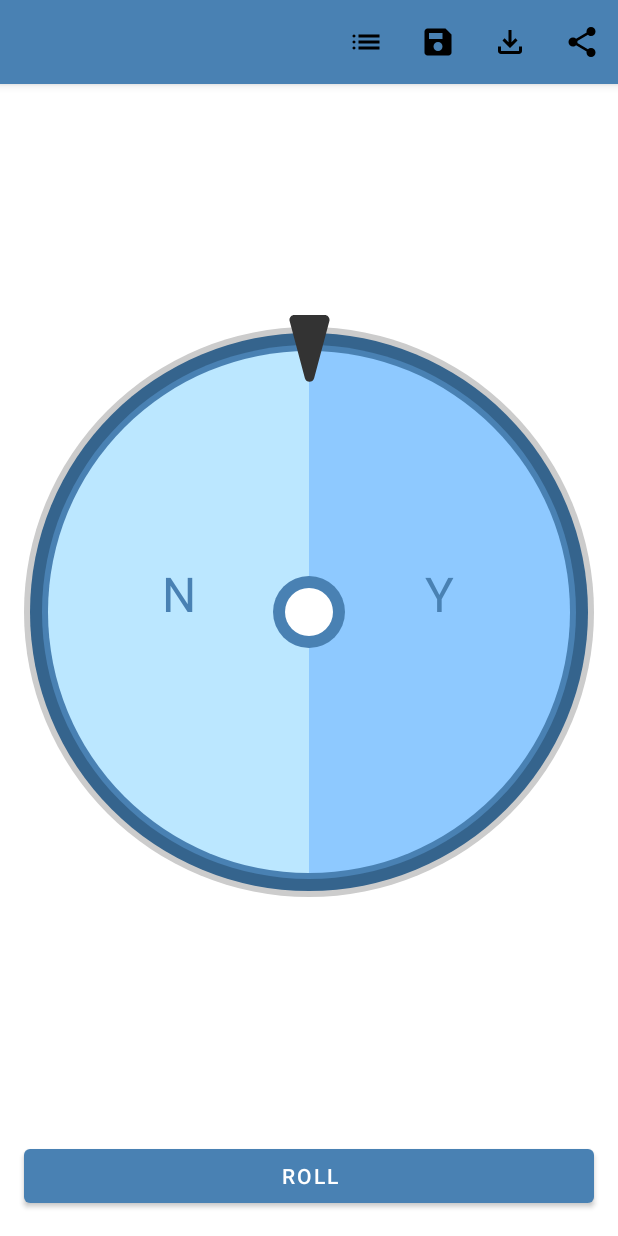
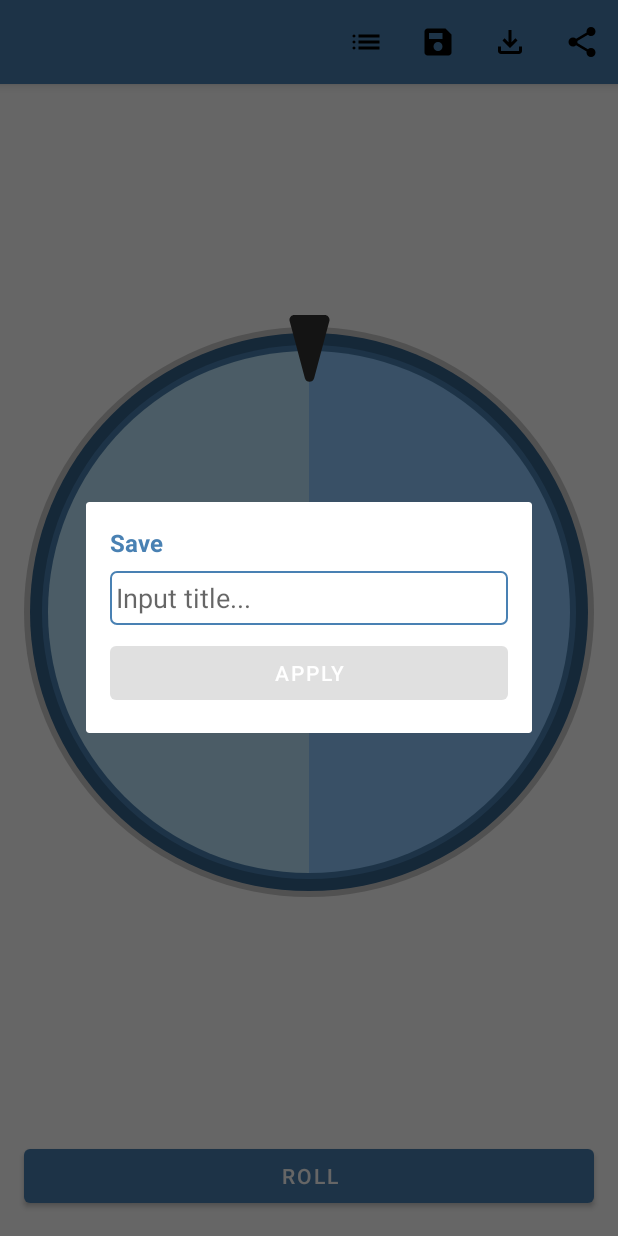
Before and after one commit to YelanJeon/FortuneWheel, an Android app: the screen it shows after launch (MainActivity), after a tap on "Save", on a phone screen of 412 x 824 dp. Run offline under Robolectric (Android 15) with nearby library versions, the phone set to English and light mode, and no system bars; our stand-ins replace Room's generated code.

Commit message:
V3 코드 정리 저장-불러오기 기능 구현

```diff
--- a/app/src/main/java/com/lanhee/fortunewheel/screen/ChangeDialog.kt
+++ b/app/src/main/java/com/lanhee/fortunewheel/screen/InputDialog.kt
@@ -5,17 +5,16 @@ import android.content.Context
 import android.os.Bundle
 import android.text.Editable
 import android.text.TextWatcher
-import android.view.ViewGroup
-import com.google.android.material.chip.Chip
-import com.lanhee.fortunewheel.databinding.DlgChangeItemBinding
+import com.lanhee.fortunewheel.databinding.DlgInputBinding
 import com.lanhee.fortunewheel.utils.Utils
 
-class ChangeDialog(context: Context) : Dialog(context) {
-    var defaultText: String? = null
-    val binding by lazy { DlgChangeItemBinding.inflate(layoutInflater) }
-    var listener: OnChangeInput? = null
+class InputDialog(context: Context) : Dialog(context) {
+    var title: String? = null
+    var hintText: String? = null
+    val binding by lazy { DlgInputBinding.inflate(layoutInflater) }
+    var listener: OnInputText? = null
 
-    interface OnChangeInput {
+    interface OnInputText {
         fun onChanged(text: String)
     }
 
@@ -28,11 +27,11 @@ class ChangeDialog(context: Context) : Dialog(context) {
             it.attributes.width = (Utils.getScreenWidth(context) * 0.8f).toInt()
         }
 
-        defaultText?.let {
-            binding.etChangeInput.hint = defaultText
-        }
+        title?.let { binding.tvDlgTitle.text = it }
 
-        binding.etChangeInput.addTextChangedListener(object : TextWatcher {
+        hintText?.let {binding.etInput.hint = it }
+
+        binding.etInput.addTextChangedListener(object : TextWatcher {
             override fun beforeTextChanged(p0: CharSequence?, p1: Int, p2: Int, p3: Int) { }
 
             override fun onTextChanged(p0: CharSequence?, p1: Int, p2: Int, p3: Int) { }
@@ -43,7 +42,7 @@ class ChangeDialog(context: Context) : Dialog(context) {
         })
 
         binding.btnApply.setOnClickListener {
-            listener?.onChanged(binding.etChangeInput.text.toString())
+            listener?.onChanged(binding.etInput.text.toString())
             dismiss()
         }
     }
--- a/app/src/main/res/layout/activity_main.xml
+++ b/app/src/main/res/layout/activity_main.xml
@@ -13,6 +13,7 @@
         android:textColor="@color/primary"
         android:textSize="32dp"
         android:textStyle="bold"
+        android:gravity="center"
         app:layout_constraintStart_toStartOf="parent"
         app:layout_constraintEnd_toEndOf="parent"
         app:layout_constraintTop_toTopOf="parent"
--- /dev/null
+++ b/app/src/main/res/layout/dlg_input.xml
@@ -0,0 +1,44 @@
+<?xml version="1.0" encoding="utf-8"?>
+<androidx.constraintlayout.widget.ConstraintLayout xmlns:android="http://schemas.android.com/apk/res/android"
+    android:layout_width="match_parent"
+    android:layout_height="wrap_content"
+    android:padding="16dp"
+    xmlns:app="http://schemas.android.com/apk/res-auto" >
+
+    <TextView
+        android:id="@+id/tv_dlg_title"
+        android:layout_width="wrap_content"
+        android:layout_height="wrap_content"
+        android:text="@string/title_changeItem"
+        android:textColor="@color/primary"
+        android:textSize="16dp"
+        android:textStyle="bold"
+        app:layout_constraintStart_toStartOf="parent"
+        app:layout_constraintTop_toTopOf="parent"
+        />
+    <EditText
+        android:id="@+id/et_input"
+        android:layout_width="0dp"
+        android:layout_height="36dp"
+        android:layout_marginTop="8dp"
+        android:maxLines="1"
+        android:textColor="@color/primary"
+        android:background="@drawable/bg_edittext"
+        app:layout_constraintStart_toStartOf="parent"
+        app:layout_constraintEnd_toEndOf="parent"
+        app:layout_constraintTop_toBottomOf="@id/tv_dlg_title" />
+
+    <Button
+        android:id="@+id/btn_apply"
+        android:layout_width="0dp"
+        android:layout_height="wrap_content"
+        android:layout_marginTop="8dp"
+        android:enabled="false"
+        android:text="@string/action_apply"
+        android:textColor="#FFF"
+        app:layout_constraintStart_toStartOf="parent"
+        app:layout_constraintEnd_toEndOf="parent"
+        app:layout_constraintTop_toBottomOf="@id/et_input"
+        />
+
+</androidx.constraintlayout.widget.ConstraintLayout>
--- a/app/src/main/res/values/strings.xml
+++ b/app/src/main/res/values/strings.xml
@@ -11,4 +11,9 @@
     <string name="action_reset">Reset</string>
     <string name="text_isSelected">is Selected!!</string>
     <string name="title_changeItem">Change Item</string>
+    <string name="title_save">Save</string>
+    <string name="text_save_hint">Input title...</string>
+    <string name="title_load">Load</string>
+    <string name="action_delete">Delete</string>
+    <string name="text_empty_save">No item saved</string>
 </resources>
```
Also changed, not shown: app/build.gradle (+11 -0 lines), app/src/main/java/com/lanhee/fortunewheel/data/SaveConverters.kt (added, +12 -0 lines), app/src/main/java/com/lanhee/fortunewheel/data/SaveDao.kt (added, +18 -0 lines), app/src/main/java/com/lanhee/fortunewheel/data/SaveData.kt (added, +16 -0 lines), app/src/main/java/com/lanhee/fortunewheel/screen/ListDialog.kt (+0 -7 lines), app/src/main/java/com/lanhee/fortunewheel/screen/LoadDialog.kt (added, +125 -0 lines), app/src/main/java/com/lanhee/fortunewheel/screen/MainActivity.kt (+73 -21 lines), app/src/main/java/com/lanhee/fortunewheel/utils/AppDatabase.kt (added, +33 -0 lines), app/src/main/res/drawable/icn_delete.xml (added, +9 -0 lines), app/src/main/res/layout/dlg_load.xml (renamed from app/src/main/res/layout/dlg_change_item.xml, +19 -19 lines), app/src/main/res/layout/item_load.xml (added, +58 -0 lines).
